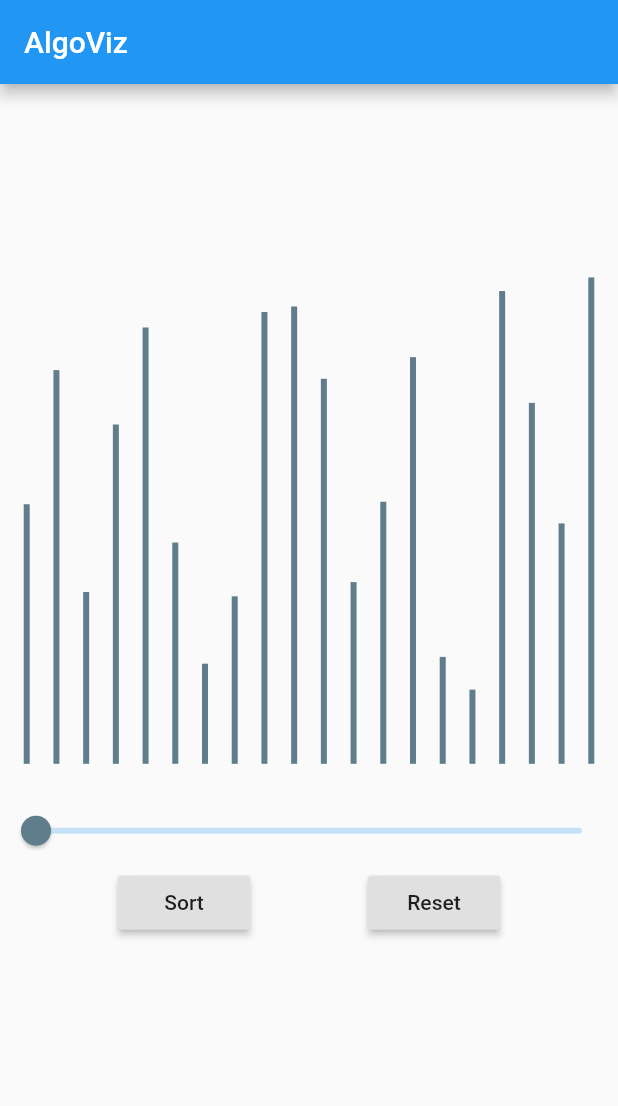
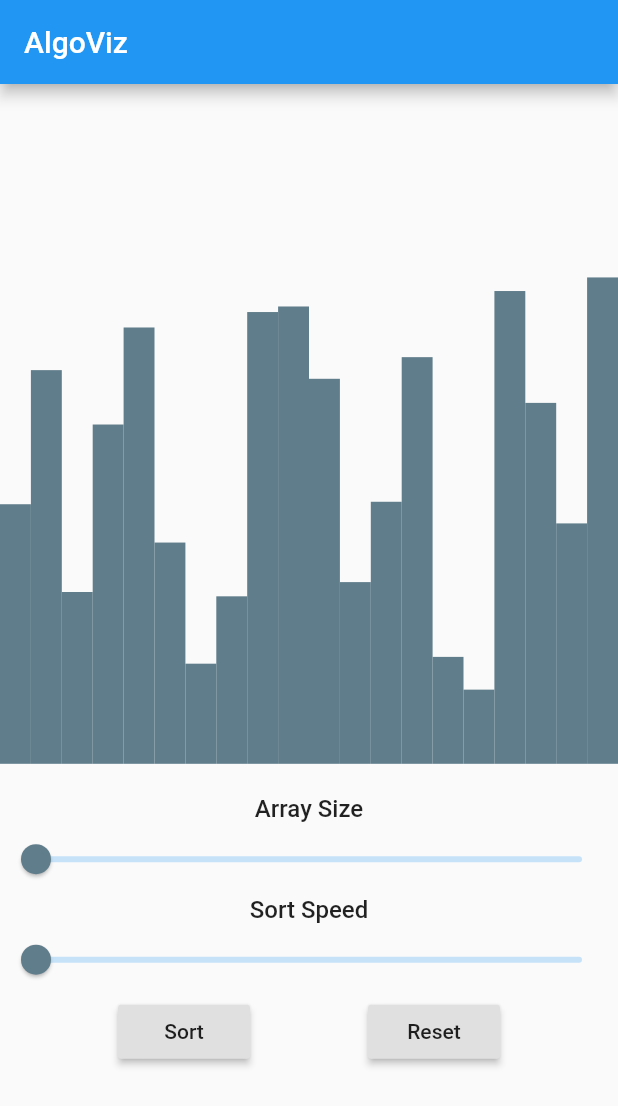
Before and after one commit to tmbruce/algoviz, a Flutter app: the screen it shows after launch, on a phone screen of 412 x 824 dp. Shown: the top 1106 px of the screen. Run offline on Flutter 3.47's test engine with Material 2 defaults, Android fonts, the phone set to English and light mode, and no system bars; our stand-ins replace flutter_riverpod, hooks_riverpod.

Commit message:
Add speed slider, animate array to final sotred state

```diff
--- a/lib/main.dart
+++ b/lib/main.dart
@@ -1,4 +1,5 @@
 import 'package:flutter/material.dart';
+import 'package:flutter/services.dart';
 import 'package:flutter_riverpod/flutter_riverpod.dart';
 import './screens/home.dart';
 
@@ -7,6 +8,7 @@ void main() => runApp(AlgoViz());
 class AlgoViz extends StatelessWidget {
   @override
   Widget build(BuildContext context) {
+    SystemChrome.setPreferredOrientations([DeviceOrientation.portraitUp]);
     return ProviderScope(
       child: MaterialApp(
         initialRoute: HomeScreen.id,
--- a/lib/screens/home.dart
+++ b/lib/screens/home.dart
@@ -7,6 +7,9 @@ class HomeScreen extends ConsumerWidget {
   final sliderProvider = StateNotifierProvider<SliderProvider>((ref) {
     return SliderProvider();
   });
+  final sortProvider = StateNotifierProvider<SortSpeedProvider>((ref) {
+    return SortSpeedProvider();
+  });
   final widgetBarProvider = StateNotifierProvider<WidgetBarProvider>((ref) {
     return WidgetBarProvider();
   });
@@ -15,6 +18,7 @@ class HomeScreen extends ConsumerWidget {
   Widget build(BuildContext context, ScopedReader watch) {
     final slideProvider = watch(sliderProvider.state);
     final barProvider = watch(widgetBarProvider.state);
+    final sortSpeedProvider = watch(sortProvider.state);
     var screenSize = MediaQuery.of(context).size;
     var containerSize = screenSize.height * .5;
 
@@ -33,6 +37,10 @@ class HomeScreen extends ConsumerWidget {
                 mainAxisAlignment: MainAxisAlignment.spaceEvenly,
                 children: barProvider),
           ),
+          Text(
+            'Array Size',
+            style: TextStyle(fontSize: 16, fontWeight: FontWeight.w500),
+          ),
           Slider(
             activeColor: Colors.blueGrey,
             value: slideProvider.toDouble(),
@@ -41,6 +49,19 @@ class HomeScreen extends ConsumerWidget {
             onChanged: (value) {
               context.read(sliderProvider).setSlider(value.toInt());
               context.read(widgetBarProvider).createArray(value.toInt());
+            },
+          ),
+          Text(
+            'Sort Speed',
+            style: TextStyle(fontSize: 16, fontWeight: FontWeight.w500),
+          ),
+          Slider(
+            activeColor: Colors.blueGrey,
+            value: sortSpeedProvider.toDouble(),
+            min: -100,
+            max: -0,
+            onChanged: (value) {
+              context.read(sortProvider).setSlider(value.toInt());
             },
           ),
           Row(
--- a/lib/utils/wait.dart
+++ b/lib/utils/wait.dart
@@ -1,3 +1,3 @@
-Future wait() {
-  return Future.delayed(Duration(milliseconds: 200));
+Future wait(int speed) {
+  return Future.delayed(Duration(milliseconds: speed));
 }
--- a/lib/widgets/vertBar.dart
+++ b/lib/widgets/vertBar.dart
@@ -10,17 +10,20 @@ class VertBar extends StatelessWidget {
 
   @override
   Widget build(BuildContext context) {
-    return AnimatedContainer(
+    return Expanded(
+      flex: 1,
+      child: Container(
         height: containerHeight * (id / 1000),
+
         //curve: Curves.bounceIn,
-      duration: Duration(milliseconds: 1),
+        //duration: Duration(milliseconds: 1),
         color: active == null
             ? Colors.green
             : active
                 ? Colors.red
                 : Colors.blueGrey,
         //color: active ? Colors.red : Colors.blueGrey,
-      width: 4,
+      ),
     );
   }
 }
```
Also changed, not shown: lib/provider/sortProvider.dart (+49 -21 lines), pubspec.lock. Lines whose indentation alone changed are shown as unchanged.
